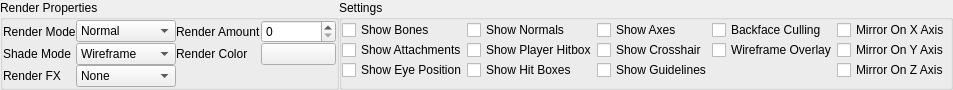
Old version of the form src/tools/hlmv/ui/controlpanels/viewer/ModelDisplayPanel.ui in the repository QuakeTools/HL_Tools.
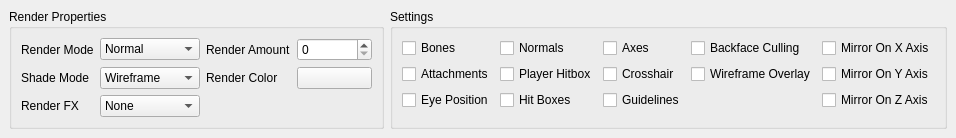
New version of the form.

Commit message: Add EnTT dependency Copy resources directory to build directory Set OpenGL version to 3.3 Core Convert all header extensions to .hpp Implement basic main panel with toggleable areas Implement basic shader-based renderer Add WIP studio model file loading & conversion to editable format

```diff
--- a/src/tools/hlmv/ui/controlpanels/viewer/ModelDisplayPanel.ui
+++ b/src/tools/hlmv/ui/controlpanels/viewer/ModelDisplayPanel.ui
@@ -6,8 +6,8 @@
    <rect>
     <x>0</x>
     <y>0</y>
-    <width>861</width>
-    <height>78</height>
+    <width>882</width>
+    <height>132</height>
    </rect>
   </property>
   <property name="sizePolicy">
@@ -21,19 +21,19 @@
   </property>
   <layout class="QGridLayout" name="gridLayout">
    <property name="leftMargin">
-    <number>0</number>
+    <number>9</number>
    </property>
    <property name="topMargin">
-    <number>0</number>
+    <number>9</number>
    </property>
    <property name="rightMargin">
-    <number>0</number>
+    <number>9</number>
    </property>
    <property name="bottomMargin">
-    <number>0</number>
+    <number>9</number>
    </property>
    <property name="spacing">
-    <number>0</number>
+    <number>6</number>
    </property>
    <item row="0" column="0">
     <widget class="QGroupBox" name="RenderPropertiesGroup">
@@ -42,19 +42,19 @@
      </property>
      <layout class="QGridLayout" name="gridLayout_2">
       <property name="leftMargin">
-       <number>0</number>
+       <number>9</number>
       </property>
       <property name="topMargin">
-       <number>0</number>
+       <number>9</number>
       </property>
       <property name="rightMargin">
-       <number>0</number>
+       <number>9</number>
       </property>
       <property name="bottomMargin">
-       <number>0</number>
+       <number>9</number>
       </property>
       <property name="spacing">
-       <number>0</number>
+       <number>6</number>
       </property>
       <item row="0" column="0">
        <widget class="QLabel" name="label">
@@ -157,7 +157,7 @@
          </size>
         </property>
         <property name="currentText">
-         <string>Texture Shaded</string>
+         <string>Wireframe</string>
         </property>
         <item>
          <property name="text">
@@ -239,19 +239,19 @@
      </property>
      <layout class="QGridLayout" name="gridLayout_3">
       <property name="leftMargin">
-       <number>0</number>
+       <number>9</number>
       </property>
       <property name="topMargin">
-       <number>0</number>
+       <number>9</number>
       </property>
       <property name="rightMargin">
-       <number>0</number>
+       <number>9</number>
       </property>
       <property name="bottomMargin">
-       <number>0</number>
+       <number>9</number>
       </property>
       <property name="spacing">
-       <number>0</number>
+       <number>6</number>
       </property>
       <item row="2" column="4">
        <widget class="QCheckBox" name="MirrorOnZAxis">
@@ -290,7 +290,7 @@
       <item row="0" column="2">
        <widget class="QCheckBox" name="ShowAxes">
         <property name="text">
-         <string>Show Axes</string>
+         <string>Axes</string>
         </property>
        </widget>
       </item>
@@ -311,56 +311,56 @@
       <item row="0" column="1">
        <widget class="QCheckBox" name="ShowNormals">
         <property name="text">
-         <string>Show Normals</string>
+         <string>Normals</string>
         </property>
        </widget>
       </item>
       <item row="1" column="1">
        <widget class="QCheckBox" name="ShowPlayerHitbox">
         <property name="text">
-         <string>Show Player Hitbox</string>
+         <string>Player Hitbox</string>
         </property>
        </widget>
       </item>
       <item row="2" column="1">
        <widget class="QCheckBox" name="ShowHitboxes">
         <property name="text">
-         <string>Show Hit Boxes</string>
+         <string>Hit Boxes</string>
         </property>
        </widget>
       </item>
       <item row="0" column="0">
        <widget class="QCheckBox" name="ShowBones">
         <property name="text">
-         <string>Show Bones</string>
+         <string>Bones</string>
         </property>
        </widget>
       </item>
       <item row="1" column="0">
        <widget class="QCheckBox" name="ShowAttachments">
         <property name="text">
-         <string>Show Attachments</string>
+         <string>Attachments</string>
         </property>
        </widget>
       </item>
       <item row="2" column="0">
        <widget class="QCheckBox" name="ShowEyePosition">
         <property name="text">
-         <string>Show Eye Position</string>
+         <string>Eye Position</string>
         </property>
        </widget>
       </item>
       <item row="1" column="2">
        <widget class="QCheckBox" name="ShowCrosshair">
         <property name="text">
-         <string>Show Crosshair</string>
+         <string>Crosshair</string>
         </property>
        </widget>
       </item>
       <item row="2" column="2">
        <widget class="QCheckBox" name="ShowGuidelines">
         <property name="text">
-         <string>Show Guidelines</string>
+         <string>Guidelines</string>
         </property>
        </widget>
       </item>
```
The commit also changes 116 other files.
